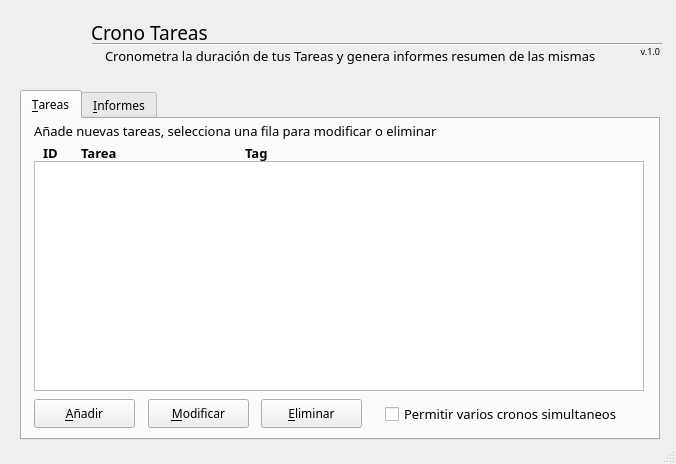
The window that ui_CronoTareas.ui (donanpher/CronoTareas) describes before a commit, drawn with Qt 5.
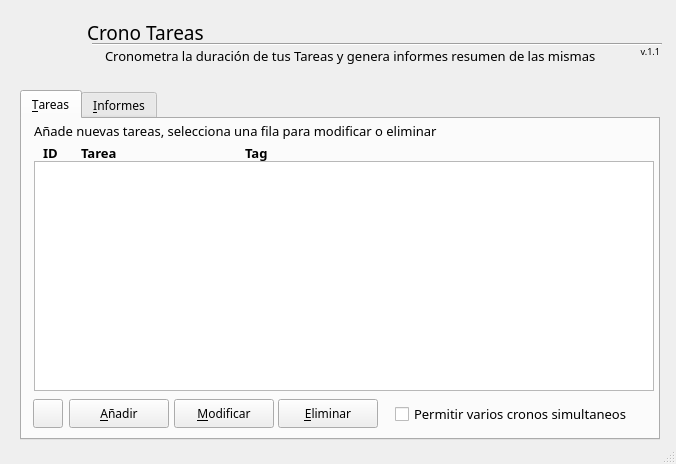
The same window after the commit. Icons and pictures are not drawn.

What changed in the file:
```diff
--- a/ui_CronoTareas.ui
+++ b/ui_CronoTareas.ui
@@ -27,7 +27,7 @@
    <widget class="QLabel" name="labelCronoTareas">
     <property name="geometry">
      <rect>
-      <x>91</x>
+      <x>87</x>
       <y>17</y>
       <width>141</width>
       <height>31</height>
@@ -74,7 +74,7 @@
      </font>
     </property>
     <property name="text">
-     <string>v.1.0</string>
+     <string>v.1.1</string>
     </property>
     <property name="alignment">
      <set>Qt::AlignRight|Qt::AlignTrailing|Qt::AlignVCenter</set>
@@ -171,9 +171,9 @@
      <widget class="QPushButton" name="pushButtonAgregarTarea">
       <property name="geometry">
        <rect>
-        <x>12</x>
+        <x>47</x>
         <y>280</y>
-        <width>101</width>
+        <width>100</width>
         <height>29</height>
        </rect>
       </property>
@@ -196,9 +196,9 @@
      <widget class="QPushButton" name="pushButtonModificarTarea">
       <property name="geometry">
        <rect>
-        <x>126</x>
+        <x>152</x>
         <y>280</y>
-        <width>101</width>
+        <width>100</width>
         <height>29</height>
        </rect>
       </property>
@@ -218,9 +218,9 @@
      <widget class="QPushButton" name="pushButtonEliminarTarea">
       <property name="geometry">
        <rect>
-        <x>239</x>
+        <x>256</x>
         <y>280</y>
-        <width>101</width>
+        <width>100</width>
         <height>29</height>
        </rect>
       </property>
@@ -242,7 +242,7 @@
        <rect>
         <x>12</x>
         <y>42</y>
-        <width>610</width>
+        <width>620</width>
         <height>230</height>
        </rect>
       </property>
@@ -262,9 +262,9 @@
      <widget class="QCheckBox" name="checkBoxMultiCrono">
       <property name="geometry">
        <rect>
-        <x>363</x>
+        <x>373</x>
         <y>284</y>
-        <width>260</width>
+        <width>250</width>
         <height>22</height>
        </rect>
       </property>
@@ -346,6 +346,31 @@
        <string>Tag</string>
       </property>
      </widget>
+     <widget class="QPushButton" name="pushButtonRecargar">
+      <property name="geometry">
+       <rect>
+        <x>11</x>
+        <y>280</y>
+        <width>30</width>
+        <height>29</height>
+       </rect>
+      </property>
+      <property name="font">
+       <font>
+        <family>Gallaecia Castelo</family>
+       </font>
+      </property>
+      <property name="styleSheet">
+       <string notr="true"/>
+      </property>
+      <property name="text">
+       <string/>
+      </property>
+      <property name="icon">
+       <iconset resource="mirecurso.qrc">
+        <normaloff>:/miprefijo/images/recargar.ico</normaloff>:/miprefijo/images/recargar.ico</iconset>
+      </property>
+     </widget>
     </widget>
     <widget class="QWidget" name="tab_2">
      <attribute name="icon">
```
